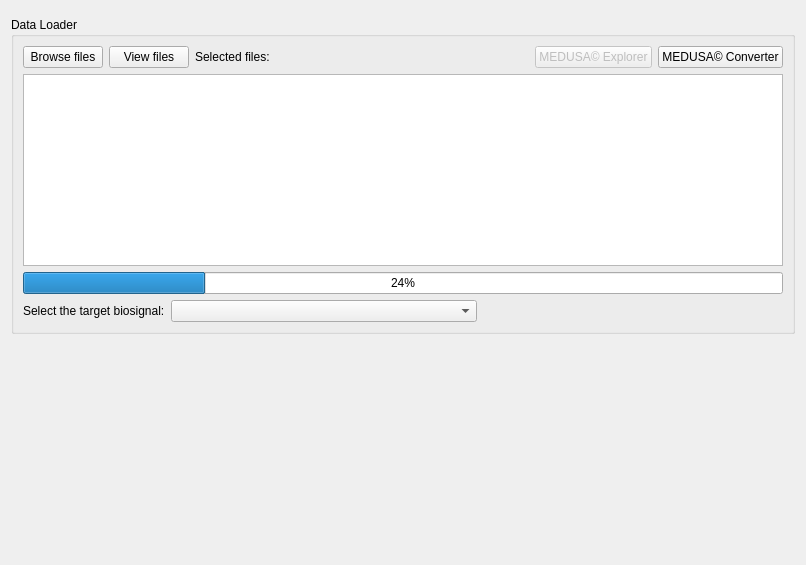
Old version of the form data_loader/files/ui.ui in the repository medusabci/medusa-analyzer.
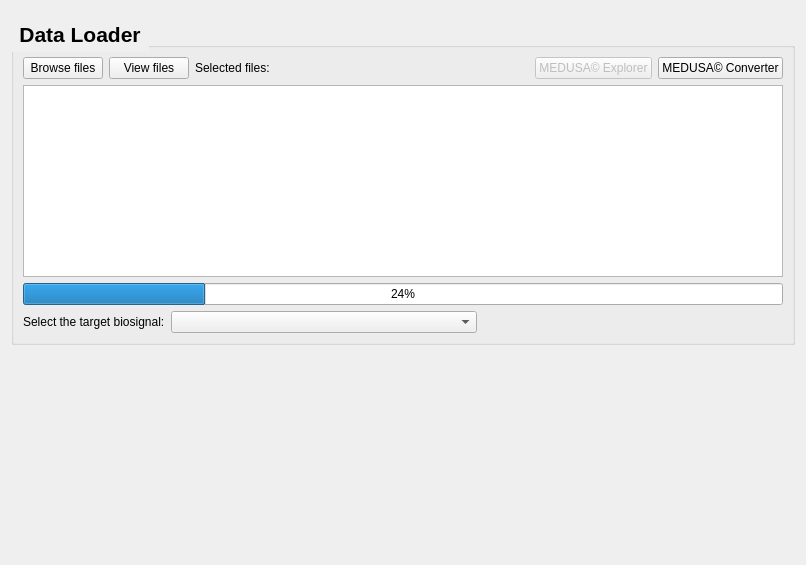
New version of the form.

Diff of the .ui file:
```diff
--- a/data_loader/files/ui.ui
+++ b/data_loader/files/ui.ui
@@ -29,6 +29,26 @@
    </item>
    <item>
     <widget class="QGroupBox" name="dataloadergroupBox">
+     <property name="font">
+      <font>
+       <pointsize>16</pointsize>
+       <weight>75</weight>
+       <bold>true</bold>
+      </font>
+     </property>
+     <property name="styleSheet">
+      <string notr="true">QGroupBox::title {
+    subcontrol-origin: margin;
+    subcontrol-position: top left; 
+    padding: 5px;                 
+    letter-spacing: 1px;
+    
+    color: qlineargradient(
+        spread:pad, x1:0, y1:0, x2:1, y2:0,
+        stop:0 #6a0dad, stop:1 #ec407a
+    );
+}</string>
+     </property>
      <property name="title">
       <string>Data Loader</string>
      </property>
```
